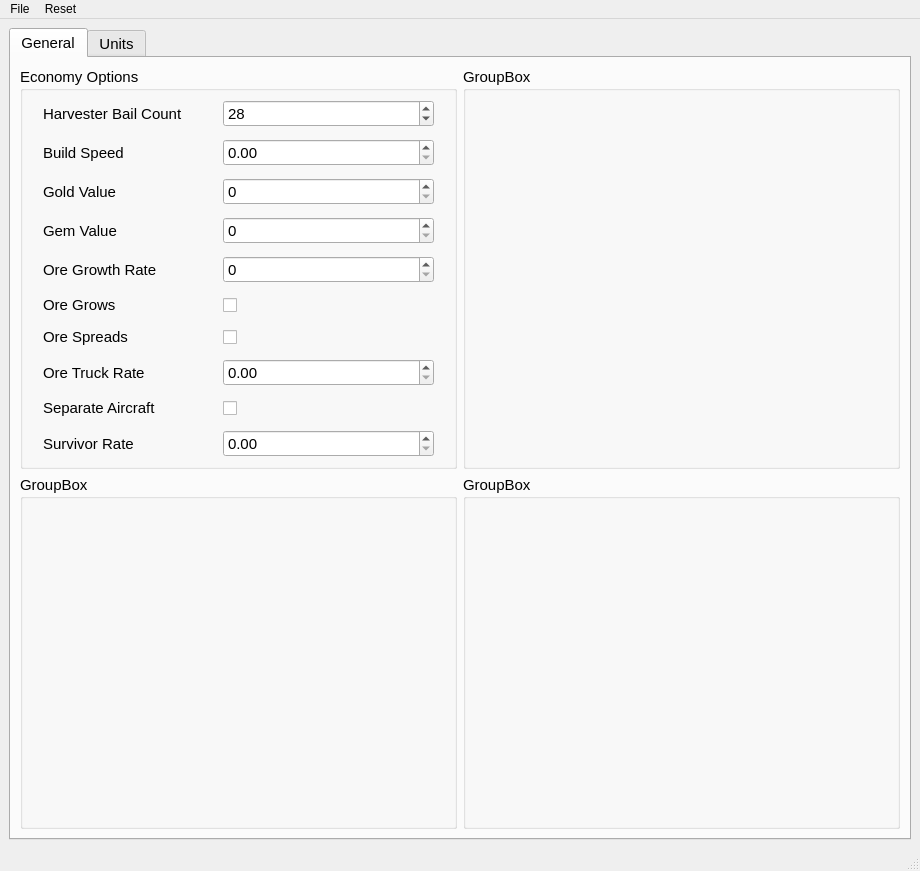
Old version of the form src/view/core/app.ui in the repository DavidWalshe93/Red-Alert-Remastered-Mod-Toolkit.
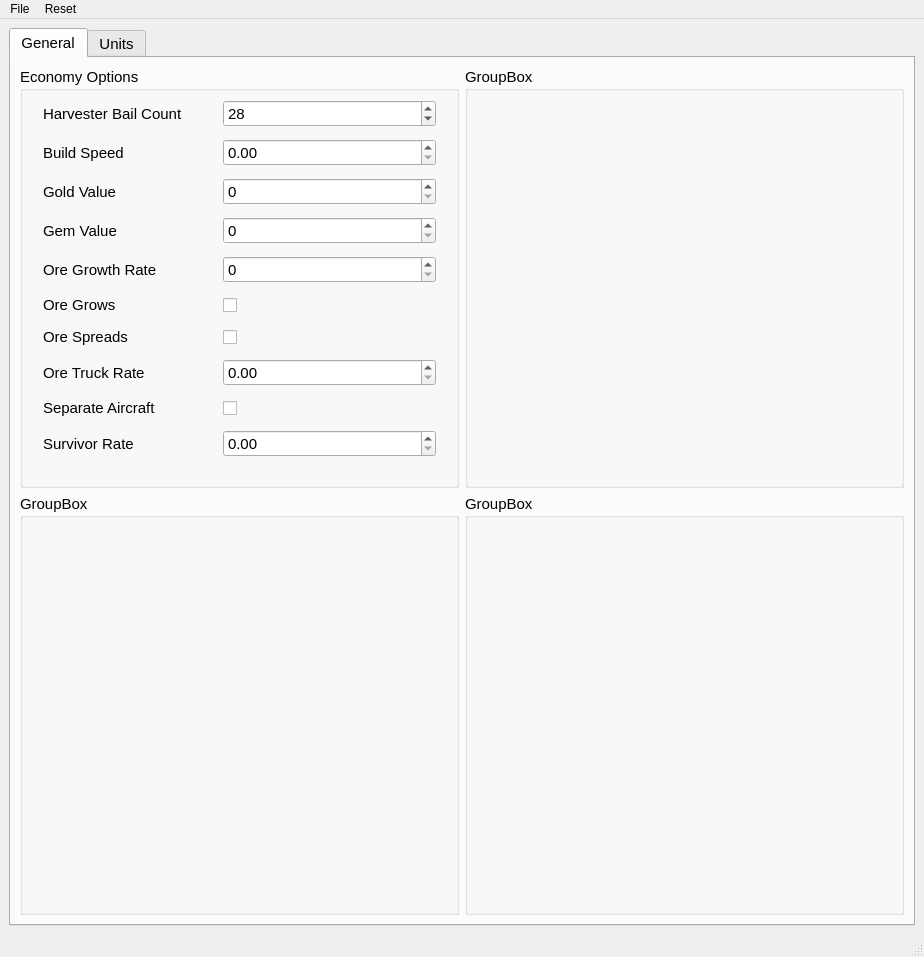
New version of the form. Icons and pictures are not drawn.

Commit message: Updates to controller output.

```diff
--- a/src/view/core/app.ui
+++ b/src/view/core/app.ui
@@ -6,8 +6,8 @@
    <rect>
     <x>0</x>
     <y>0</y>
-    <width>920</width>
-    <height>871</height>
+    <width>924</width>
+    <height>957</height>
    </rect>
   </property>
   <property name="sizePolicy">
@@ -1840,8 +1840,8 @@
     <rect>
      <x>0</x>
      <y>0</y>
-     <width>920</width>
-     <height>21</height>
+     <width>924</width>
+     <height>26</height>
     </rect>
    </property>
    <widget class="QMenu" name="menuFile">
```
The commit also changes 2 other files.
